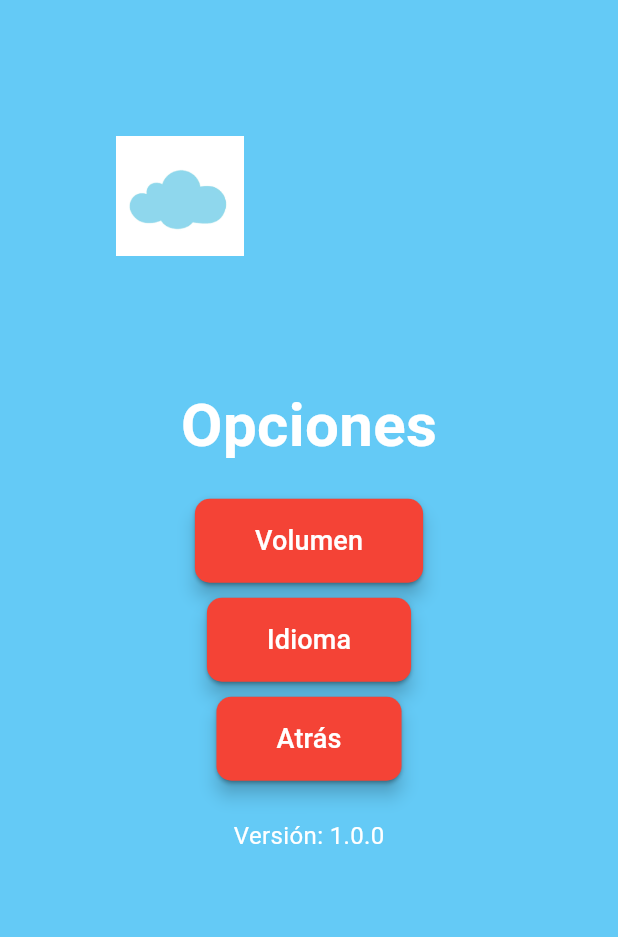
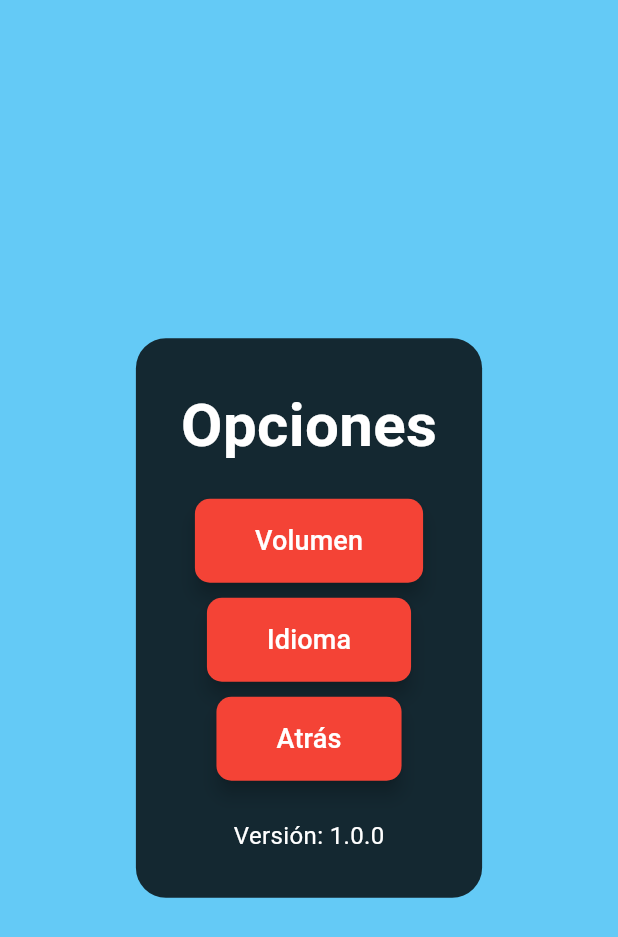
Before and after one commit to ISCOUTB/DS-hideandseek, a Flutter app: the screen it shows after launch, after a tap on "Opciones", on a phone screen of 412 x 824 dp. Shown: the top 937 px of the screen. Run offline on Flutter 3.47's test engine with Material 3 defaults, Android fonts, the phone set to English and light mode, and no system bars; missing offline and left inert: flame.

Commit message:
Elinacion de fondo dinamico

```diff
--- a/lib/game/hide_n_seek.dart
+++ b/lib/game/hide_n_seek.dart
@@ -1,5 +1,4 @@
 import 'package:flame/game.dart';
-import 'package:flutter/material.dart';
 
 class HideNseek extends FlameGame {
   @override
--- a/lib/main.dart
+++ b/lib/main.dart
@@ -1,5 +1,4 @@
 import 'package:flutter/material.dart';
-import 'dart:math';
 
 void main() {
   runApp(const MyApp());
@@ -23,10 +22,15 @@
   @override
   Widget build(BuildContext context) {
     return Scaffold(
-      body: Stack(
-        children: [
-          const CloudBackground(),
-          Center(
+      body: Container(
+        color: const Color.fromARGB(255, 100, 202, 246), // Fondo azul claro
+        child: Center(
+          child: Container(
+            padding: const EdgeInsets.all(30),
+            decoration: BoxDecoration(
+              color: Colors.black.withOpacity(0.8),
+              borderRadius: BorderRadius.circular(20),
+            ),
             child: Column(
               mainAxisSize: MainAxisSize.min,
               children: [
@@ -59,23 +63,21 @@
               ],
             ),
           ),
-        ],
+        ),
       ),
     );
   }
 }
 
-// ---------------- Pantalla de Simulación ---------------- //
 class SimulationScreen extends StatelessWidget {
   const SimulationScreen({super.key});
 
   @override
   Widget build(BuildContext context) {
     return Scaffold(
-      body: Stack(
-        children: [
-          const CloudBackground(),
-          Center(
+      body: Container(
+        color: Colors.white,
+        child: Center(
           child: Column(
             mainAxisSize: MainAxisSize.min,
             children: [
@@ -84,7 +86,7 @@
                 style: TextStyle(
                   fontSize: 30,
                   fontWeight: FontWeight.bold,
-                    color: Colors.white,
+                  color: Colors.black,
                 ),
               ),
               const SizedBox(height: 20),
@@ -97,118 +99,25 @@
             ],
           ),
         ),
-        ],
       ),
     );
   }
 }
 
-// ---------------- Animación de Transición ---------------- //
 PageRouteBuilder _createRoute() {
   return PageRouteBuilder(
     pageBuilder:
         (context, animation, secondaryAnimation) => const SimulationScreen(),
     transitionsBuilder: (context, animation, secondaryAnimation, child) {
-      const begin = Offset(1.0, 0.0); // Desliza desde la derecha
+      const begin = Offset(1.0, 0.0);
       const end = Offset.zero;
       const curve = Curves.easeInOut;
-
       var tween = Tween(begin: begin, end: end).chain(CurveTween(curve: curve));
-
       return SlideTransition(position: animation.drive(tween), child: child);
     },
   );
 }
 
-// ---------------- Fondo con Nubes ---------------- //
-class CloudBackground extends StatefulWidget {
-  const CloudBackground({super.key});
-
-  @override
-  _CloudBackgroundState createState() => _CloudBackgroundState();
-}
-
-class _CloudBackgroundState extends State<CloudBackground>
-    with SingleTickerProviderStateMixin {
-  late AnimationController _controller;
-  List<Cloud> clouds = [];
-
-  @override
-  void initState() {
-    super.initState();
-    _controller = AnimationController(
-      duration: const Duration(seconds: 10),
-      vsync: this,
-    )..repeat();
-
-    WidgetsBinding.instance.addPostFrameCallback((_) {
-      _generateClouds();
-    });
-  }
-
-  void _generateClouds() {
-    double screenWidth = MediaQuery.of(context).size.width;
-    double screenHeight = MediaQuery.of(context).size.height;
-
-    setState(() {
-      clouds = List.generate(8, (index) {
-        return Cloud(
-          left: Random().nextDouble() * screenWidth,
-          top: Random().nextDouble() * screenHeight,
-          speed: Random().nextDouble() * 2 + 1,
-        );
-      });
-    });
-  }
-
-  @override
-  Widget build(BuildContext context) {
-    return AnimatedBuilder(
-      animation: _controller,
-      builder: (context, child) {
-        for (var cloud in clouds) {
-          cloud.left += cloud.speed;
-          if (cloud.left > MediaQuery.of(context).size.width) {
-            cloud.left = -100;
-          }
-        }
-        return Container(
-          color: const Color.fromARGB(255, 100, 202, 246),
-          child: Stack(
-            children:
-                clouds.map((cloud) {
-                  return Positioned(
-                    left: cloud.left,
-                    top: cloud.top,
-                    child: Image.asset(
-                      "assets/imagen/cloud.png",
-                      width: 120,
-                      height: 80,
-                    ),
-                  );
-                }).toList(),
-          ),
-        );
-      },
-    );
-  }
-
-  @override
-  void dispose() {
-    _controller.dispose();
-    super.dispose();
-  }
-}
-
-class Cloud {
-  double left;
-  double top;
-  double speed;
-
-  Cloud({required this.left, required this.top, required this.speed});
-}
-
-// ---------------- Botones del Menú ---------------- //
 class MenuButton extends StatelessWidget {
   final String text;
   final VoidCallback onPressed;
@@ -219,10 +128,6 @@
   Widget build(BuildContext context) {
     return Padding(
       padding: const EdgeInsets.symmetric(vertical: 5),
-      child: Material(
-        elevation: 5,
-        borderRadius: BorderRadius.circular(10),
-        color: Colors.transparent,
       child: ElevatedButton(
         style: ElevatedButton.styleFrom(
           backgroundColor: Colors.red,
@@ -231,26 +136,30 @@
           shape: RoundedRectangleBorder(
             borderRadius: BorderRadius.circular(10),
           ),
+          elevation: 5,
         ),
         onPressed: onPressed,
         child: Text(text, style: const TextStyle(fontSize: 18)),
-        ),
       ),
     );
   }
 }
 
-// ---------------- Pantalla de Opciones ---------------- //
 class OptionsScreen extends StatelessWidget {
   const OptionsScreen({super.key});
 
   @override
   Widget build(BuildContext context) {
     return Scaffold(
-      body: Stack(
-        children: [
-          const CloudBackground(),
-          Center(
+      body: Container(
+        color: const Color.fromARGB(255, 100, 202, 246),
+        child: Center(
+          child: Container(
+            padding: const EdgeInsets.all(30),
+            decoration: BoxDecoration(
+              color: Colors.black.withOpacity(0.8),
+              borderRadius: BorderRadius.circular(20),
+            ),
             child: Column(
               mainAxisSize: MainAxisSize.min,
               children: [
@@ -279,7 +188,7 @@
               ],
             ),
           ),
-        ],
+        ),
       ),
     );
   }
```
Lines whose indentation alone changed are shown as unchanged.
